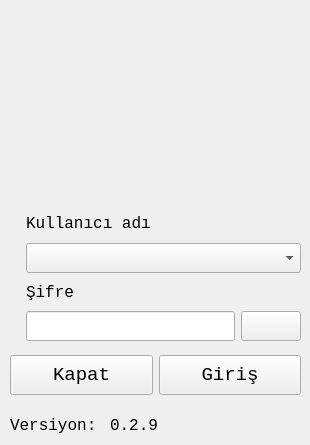
The window that loginform.ui (mamoo81/bhss) describes before a commit, drawn with Qt 5.
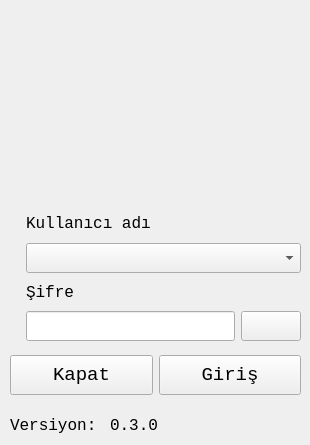
The same window after the commit. Icons and pictures are not drawn.

```diff
--- a/loginform.ui
+++ b/loginform.ui
@@ -141,7 +141,7 @@
      </rect>
     </property>
     <property name="text">
-     <string>0.2.9</string>
+     <string>0.3.0</string>
     </property>
    </widget>
    <widget class="QLabel" name="label_4">
```
